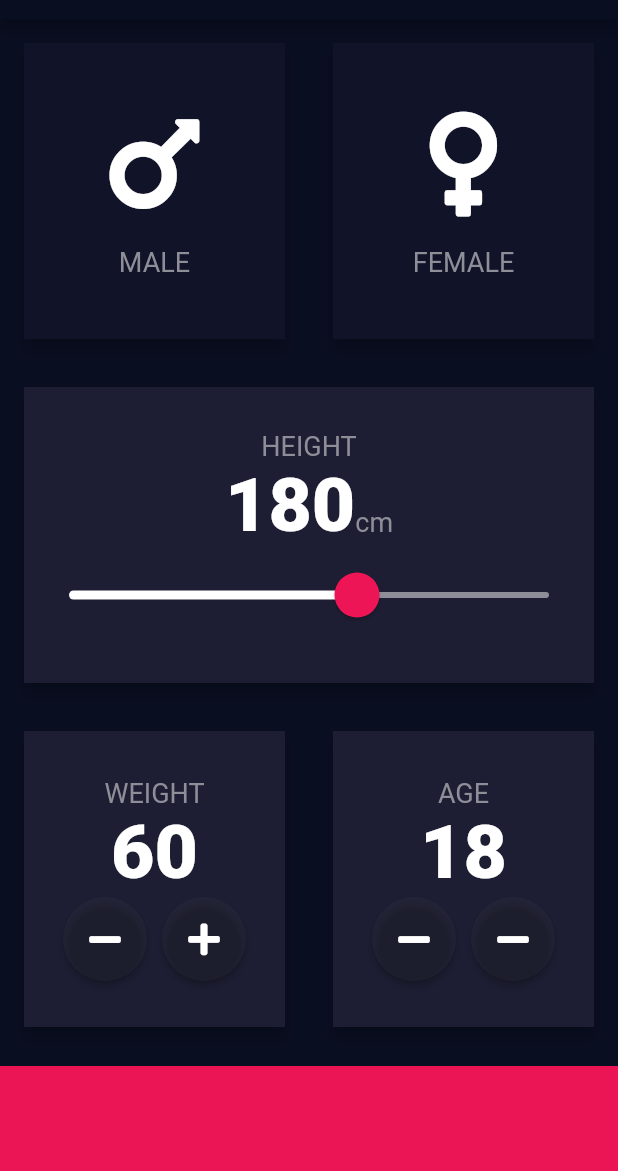
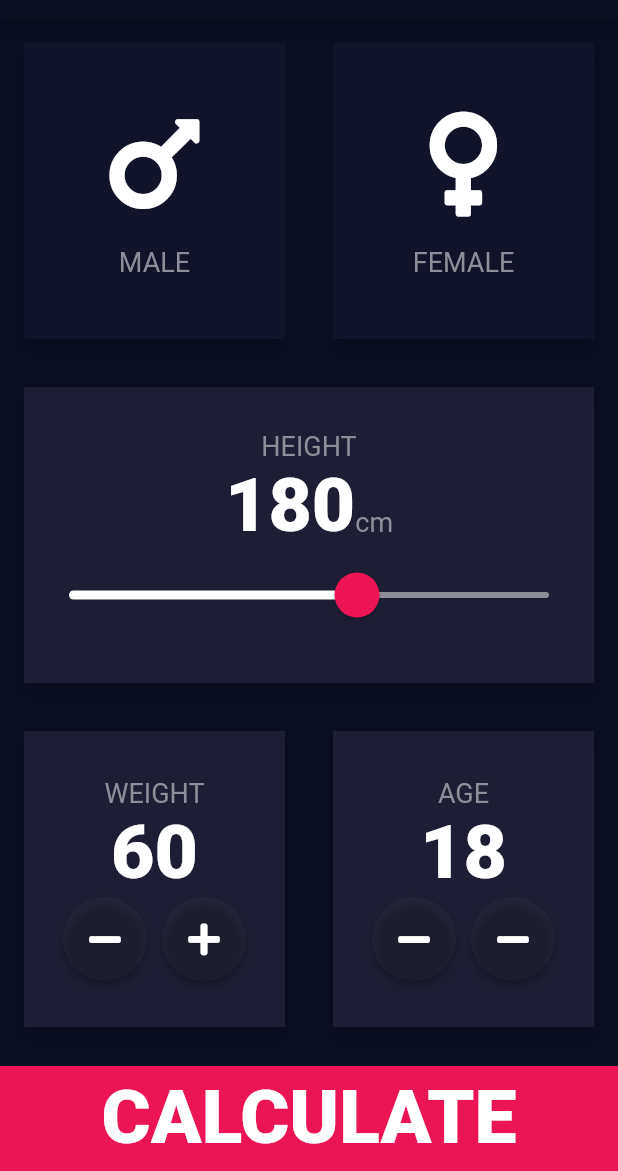
Before and after one commit to VivekV95/bmi-calculator-flutter, a Flutter app: the screen it shows after launch, on a phone screen of 412 x 824 dp, the part 65-1236 px from its top. Run offline on Flutter 3.47's test engine with Material 2 defaults, Android fonts, the phone set to English and light mode, and no system bars; our stand-ins replace font_awesome_flutter.

```diff
--- a/lib/input_page.dart
+++ b/lib/input_page.dart
@@ -1,3 +1,4 @@
+import 'package:bmi_calculator/calculator_brain.dart';
 import 'package:bmi_calculator/reusable_card.dart';
 import 'package:bmi_calculator/reusable_card_content.dart';
 import 'package:flutter/material.dart';
@@ -24,9 +25,8 @@ class _InputPageState extends State<InputPage> {
       appBar: AppBar(
         title: Text('BMI CALCULATOR'),
       ),
-      body: Column(
-        crossAxisAlignment: CrossAxisAlignment.stretch,
-        children: <Widget>[
+      body: Column(crossAxisAlignment: CrossAxisAlignment.stretch, children: <
+          Widget>[
         Expanded(
           child: Row(
             mainAxisAlignment: MainAxisAlignment.spaceEvenly,
@@ -103,8 +103,7 @@ class _InputPageState extends State<InputPage> {
                       thumbShape: RoundSliderThumbShape(
                         enabledThumbRadius: 15,
                       ),
-                        overlayShape:
-                            RoundSliderOverlayShape(overlayRadius: 30)),
+                      overlayShape: RoundSliderOverlayShape(overlayRadius: 30)),
                   child: Slider(
                     value: height.toDouble(),
                     min: kMinSliderHeight,
@@ -215,13 +214,40 @@ class _InputPageState extends State<InputPage> {
             ],
           ),
         ),
-          Container(
+        BottomButton(
+            buttonTitle: 'CALCULATE',
+            onTap: () {
+              CalculatorBrain calc = CalculatorBrain(height, weight);
+              Navigator.pushNamed(context, '/results',
+                  arguments: ResultsArguments(calc.calculateBMI(),
+                      calc.getResult(), calc.getInterpretation()));
+            })
+      ]),
+    );
+  }
+}
+
+class BottomButton extends StatelessWidget {
+  final Function onTap;
+  final String buttonTitle;
+
+  BottomButton({this.onTap, this.buttonTitle});
+
+  @override
+  Widget build(BuildContext context) {
+    return GestureDetector(
+      onTap: onTap,
+      child: Container(
+        child: Center(
+          child: Text(
+            buttonTitle,
+            style: kMeasurementTextStyle,
+          ),
+        ),
         color: Color(kBottomContainerColor),
         margin: EdgeInsets.only(top: 10),
         width: double.infinity,
         height: kBottomContainerHeight,
-          )
-        ],
       ),
     );
   }
@@ -249,3 +275,11 @@ class RoundIconButton extends StatelessWidget {
     );
   }
 }
+
+class ResultsArguments {
+  final String bmiResult;
+  final String resultText;
+  final String interpretation;
+
+  ResultsArguments(this.bmiResult, this.resultText, this.interpretation);
+}
--- a/lib/main.dart
+++ b/lib/main.dart
@@ -1,3 +1,4 @@
+import 'package:bmi_calculator/results_page.dart';
 import 'package:flutter/material.dart';
 
 import 'input_page.dart';
@@ -8,6 +9,11 @@ class BMICalculator extends StatelessWidget {
   @override
   Widget build(BuildContext context) {
     return MaterialApp(
+      initialRoute: '/',
+      routes: {
+        '/': (context) => InputPage(),
+        '/results': (context) => ResultsPage()
+      },
       theme: ThemeData.dark().copyWith(
         scaffoldBackgroundColor: Color(0xFF0A0e21),
         primaryColor: Color(0xFF0A0e21),
@@ -16,7 +22,6 @@ class BMICalculator extends StatelessWidget {
           body1: TextStyle(color: Colors.white),
         ),
       ),
-      home: InputPage(),
     );
   }
 }
```
Also changed, not shown: lib/calculator_brain.dart (added, +34 -0 lines), lib/constants.dart (+8 -0 lines), lib/results_page.dart (added, +72 -0 lines). Lines whose indentation alone changed are shown as unchanged.
